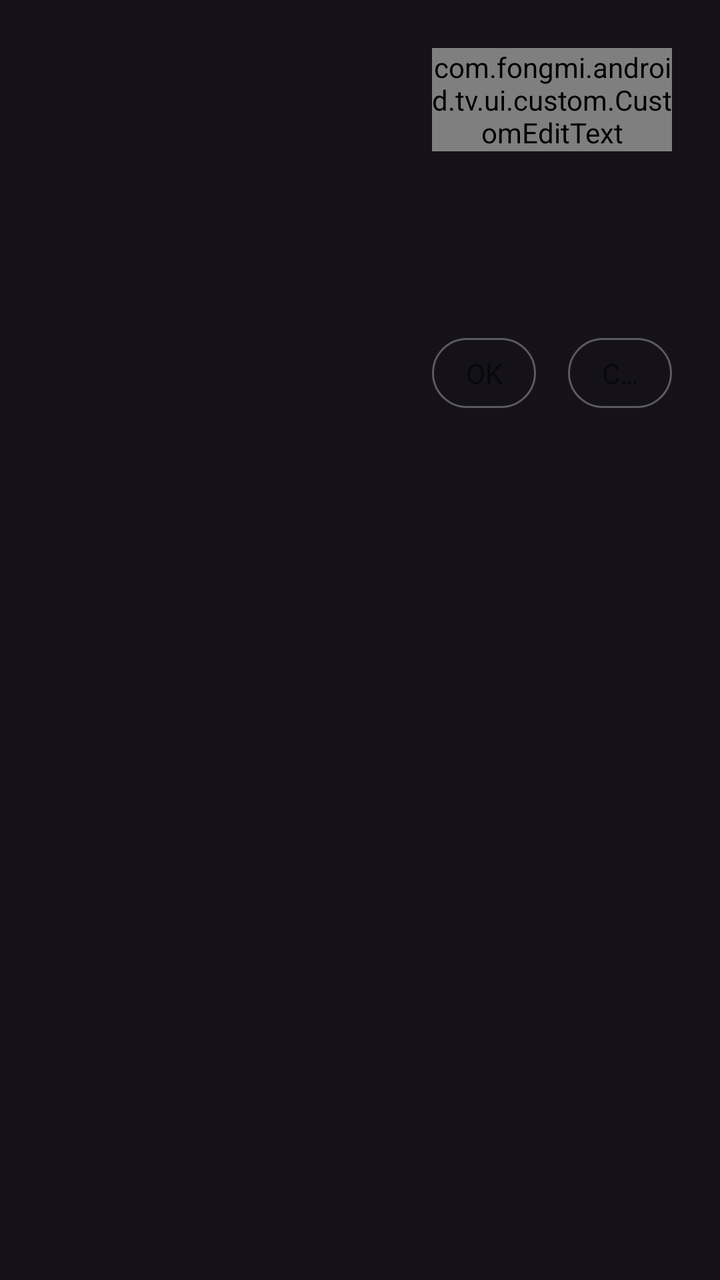
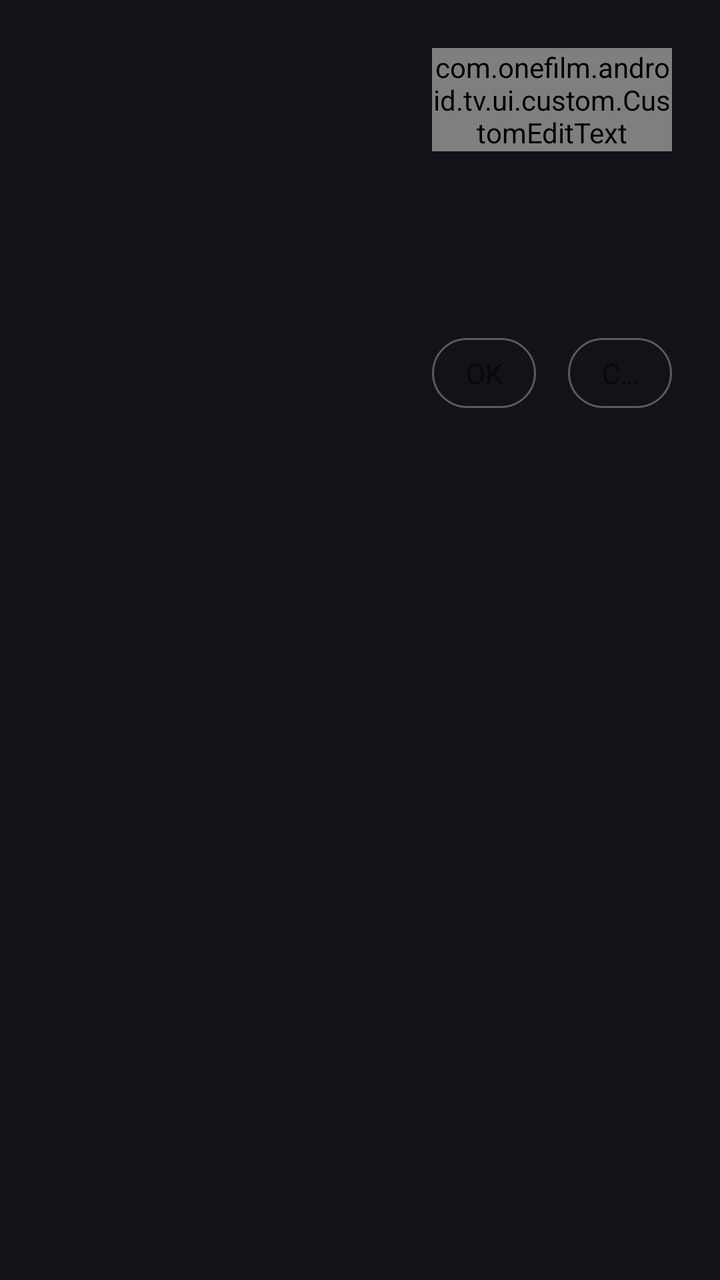

Screens rendered from an Android XML layout before and after an edit, with the pre-edit source and the edit as a unified diff.
<!-- AndroidManifest.xml: another module's application theme Theme.App -->
<!-- res/layout/dialog_mpv_conf.xml -->
<?xml version="1.0" encoding="utf-8"?>
<RelativeLayout xmlns:android="http://schemas.android.com/apk/res/android"
    android:layout_width="wrap_content"
    android:layout_height="wrap_content"
    android:padding="24dp">

    <androidx.appcompat.widget.AppCompatImageView
        android:id="@+id/code"
        android:layout_width="180dp"
        android:layout_height="180dp"
        android:scaleType="centerCrop" />

    <com.fongmi.android.tv.ui.custom.CustomEditText
        android:id="@+id/text"
        android:layout_width="match_parent"
        android:layout_height="wrap_content"
        android:layout_marginStart="12dp"
        android:layout_toEndOf="@+id/code"
        android:fontFamily="monospace"
        android:gravity="top|start"
        android:hint="@string/player_mpv_conf"
        android:imeOptions="actionDone"
        android:importantForAutofill="no"
        android:inputType="textMultiLine|textNoSuggestions"
        android:maxLines="5"
        android:minLines="5"
        android:textSize="18sp" />

    <androidx.appcompat.widget.LinearLayoutCompat
        android:id="@+id/bottom"
        android:layout_width="match_parent"
        android:layout_height="wrap_content"
        android:layout_alignStart="@+id/text"
        android:layout_alignBottom="@+id/code"
        android:orientation="horizontal">

        <com.google.android.material.textview.MaterialTextView
            android:id="@+id/positive"
            android:layout_width="0dp"
            android:layout_height="wrap_content"
            android:layout_marginEnd="16dp"
            android:layout_weight="1"
            android:background="@drawable/selector_button"
            android:focusable="true"
            android:focusableInTouchMode="true"
            android:gravity="center"
            android:singleLine="true"
            android:text="@string/dialog_positive"
            android:textColor="@color/white"
            android:textSize="14sp" />

        <com.google.android.material.textview.MaterialTextView
            android:id="@+id/negative"
            android:layout_width="0dp"
            android:layout_height="wrap_content"
            android:layout_weight="1"
            android:background="@drawable/selector_button"
            android:focusable="true"
            android:focusableInTouchMode="true"
            android:gravity="center"
            android:singleLine="true"
            android:text="@string/dialog_negative"
            android:textColor="@color/white"
            android:textSize="14sp" />

    </androidx.appcompat.widget.LinearLayoutCompat>
</RelativeLayout>
<!-- resources referenced by this layout -->
<resources>
  <color name="white">#07090C</color>
  <!-- drawable selector_button (drawable) -->
  <?xml version="1.0" encoding="utf-8"?>
  <selector xmlns:android="http://schemas.android.com/apk/res/android">
      <item android:drawable="@drawable/shape_chip_round_focused" android:state_focused="true" />
      <item android:drawable="@drawable/shape_chip_round_focused" android:state_pressed="true" />
      <item android:drawable="@drawable/shape_button_normal" />
  </selector>
  <string name="dialog_negative">Cancel</string>
  <string name="dialog_positive">OK</string>
  <string name="player_mpv_conf">mpv.conf</string>
  <style name="Theme.App" parent="Theme.Base" />
  <!-- drawable shape_chip_round_focused (drawable) -->
  <?xml version="1.0" encoding="utf-8"?>
  <shape xmlns:android="http://schemas.android.com/apk/res/android"
      android:shape="rectangle">
  
      <corners android:radius="28dp" />
  
      <padding
          android:bottom="8dp"
          android:left="14dp"
          android:right="14dp"
          android:top="8dp" />
  
      <stroke
          android:width="1.5dp"
          android:color="@color/white" />
  
  </shape>
  <!-- drawable shape_button_normal (drawable) -->
  <?xml version="1.0" encoding="utf-8"?>
  <shape xmlns:android="http://schemas.android.com/apk/res/android"
      android:shape="rectangle">
  
      <corners android:radius="28dp" />
  
      <padding
          android:bottom="8dp"
          android:left="14dp"
          android:right="14dp"
          android:top="8dp" />
  
      <stroke
          android:width="1dp"
          android:color="@color/white_30" />
  
  </shape>
  <style name="Theme.Base" parent="Theme.Material3.Dark.NoActionBar">
          <item name="colorPrimary">@color/white</item>
          <item name="android:windowFullscreen">true</item>
          <item name="android:windowTranslucentStatus">true</item>
          <item name="android:windowTranslucentNavigation">true</item>
          <item name="android:windowAnimationStyle">@style/NoAnim</item>
      </style>
  <color name="white_30">#4DFFFFFF</color>
  <style name="NoAnim">
          <item name="android:activityOpenEnterAnimation">@null</item>
          <item name="android:activityOpenExitAnimation">@null</item>
          <item name="android:activityCloseEnterAnimation">@null</item>
          <item name="android:activityCloseExitAnimation">@null</item>
      </style>
</resources>

<!-- the commit's change to res/layout/dialog_mpv_conf.xml (unified diff, before → after) -->
@@ -10,7 +10,7 @@
         android:layout_height="180dp"
         android:scaleType="centerCrop" />
 
-    <com.fongmi.android.tv.ui.custom.CustomEditText
+    <com.onefilm.android.tv.ui.custom.CustomEditText
         android:id="@+id/text"
         android:layout_width="match_parent"
         android:layout_height="wrap_content"
